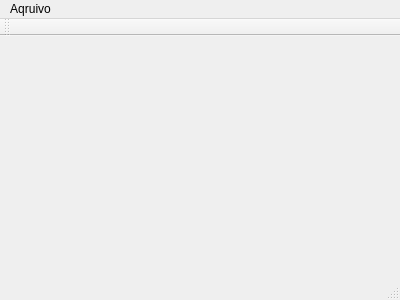
Above: ANN_BP/mainwindow.ui from Akindart/ArtificialNeuralNetwork_BackPropagation before the change. Below: the same form after it.
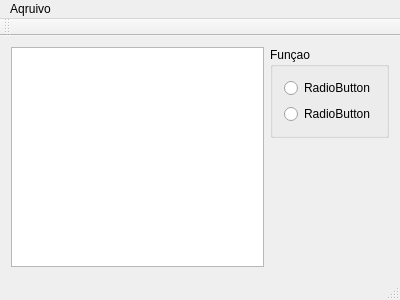
That is the form after the change.

Patch:
```diff
--- a/ANN_BP/mainwindow.ui
+++ b/ANN_BP/mainwindow.ui
@@ -13,7 +13,53 @@
   <property name="windowTitle">
    <string>MainWindow</string>
   </property>
-  <widget class="QWidget" name="centralWidget"/>
+  <widget class="QWidget" name="centralWidget">
+   <layout class="QHBoxLayout" name="horizontalLayout">
+    <item>
+     <widget class="QTableWidget" name="tableWidget"/>
+    </item>
+    <item>
+     <layout class="QVBoxLayout" name="verticalLayout">
+      <item>
+       <widget class="QGroupBox" name="groupBox">
+        <property name="title">
+         <string>Funçao</string>
+        </property>
+        <layout class="QVBoxLayout" name="verticalLayout_2">
+         <item>
+          <widget class="QRadioButton" name="radioButton">
+           <property name="text">
+            <string>RadioButton</string>
+           </property>
+          </widget>
+         </item>
+         <item>
+          <widget class="QRadioButton" name="radioButton_2">
+           <property name="text">
+            <string>RadioButton</string>
+           </property>
+          </widget>
+         </item>
+        </layout>
+       </widget>
+      </item>
+      <item>
+       <spacer name="verticalSpacer">
+        <property name="orientation">
+         <enum>Qt::Vertical</enum>
+        </property>
+        <property name="sizeHint" stdset="0">
+         <size>
+          <width>20</width>
+          <height>40</height>
+         </size>
+        </property>
+       </spacer>
+      </item>
+     </layout>
+    </item>
+   </layout>
+  </widget>
   <widget class="QToolBar" name="mainToolBar">
    <attribute name="toolBarArea">
     <enum>TopToolBarArea</enum>
```
Left out of the diff: 2 changed lines with no effect on the pictures.
